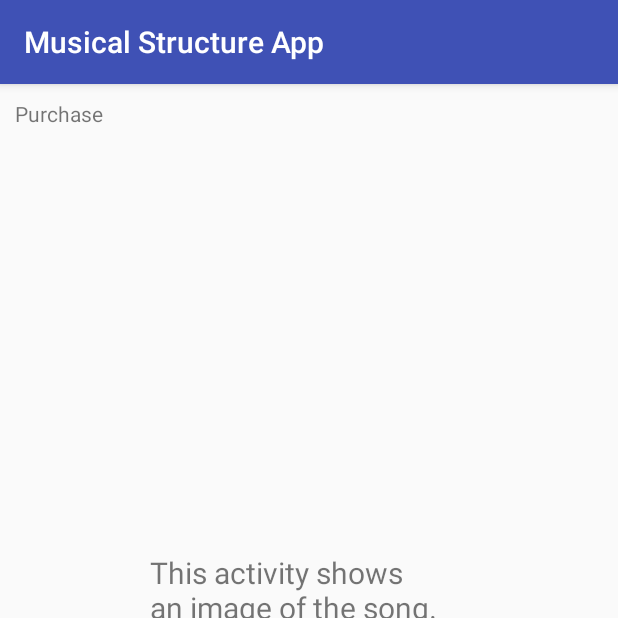
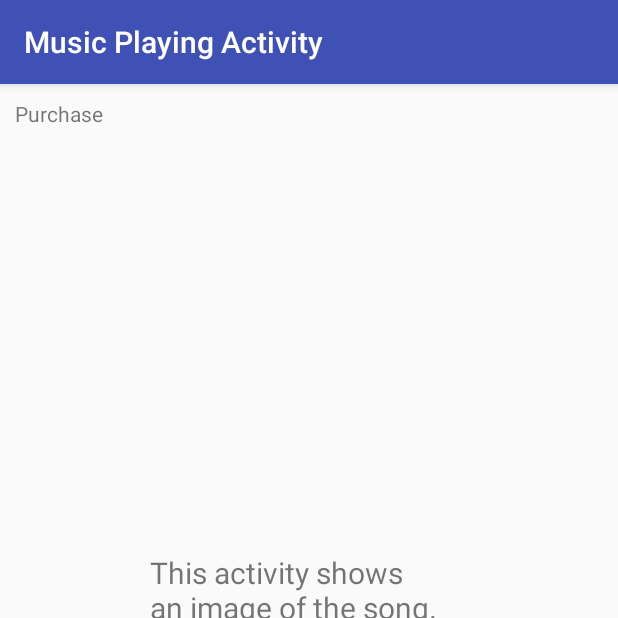
Before and after one commit to vearak-thach/MusicalStructureApp, an Android app: the MusicPlayingActivity screen opened directly, with no data from a screen before it, on a phone screen of 412 x 824 dp, the top half of it. Run offline under Robolectric (Android 15) with nearby library versions, the phone set to English and light mode, and no system bars.

Commit message:
Second Commit

```diff
--- a/app/src/main/AndroidManifest.xml
+++ b/app/src/main/AndroidManifest.xml
@@ -29,8 +29,10 @@
             android:label="@string/FeelingLuckyActivity" />
         <activity
             android:name=".MyMusicActivity"
-            android:label="My Music"/>
-        <activity android:name=".MusicPlayingActivity"></activity>
+            android:label="My Music" />
+        <activity android:name=".MusicPlayingActivity"
+            android:label="Music Playing Activity"/>
+        <activity android:name=".Payment_Activity"></activity>
     </application>
 
 </manifest>
--- a/app/src/main/java/com/example/android/musicalstructureapp/MusicPlayingActivity.java
+++ b/app/src/main/java/com/example/android/musicalstructureapp/MusicPlayingActivity.java
@@ -1,7 +1,10 @@
 package com.example.android.musicalstructureapp;
 
+import android.content.Intent;
 import android.support.v7.app.AppCompatActivity;
 import android.os.Bundle;
+import android.view.View;
+import android.widget.TextView;
 
 public class MusicPlayingActivity extends AppCompatActivity {
 
@@ -9,5 +12,15 @@ public class MusicPlayingActivity extends AppCompatActivity {
     protected void onCreate(Bundle savedInstanceState) {
         super.onCreate(savedInstanceState);
         setContentView(R.layout.activity_music_playing);
+
+        TextView Purhcase = (TextView) findViewById(R.id.Purchase);
+
+        Purhcase.setOnClickListener(new View.OnClickListener() {
+            @Override
+            public void onClick(View v) {
+                Intent PaymentIntent = new Intent(MusicPlayingActivity.this, Payment_Activity.class);
+                startActivity(PaymentIntent);
+            }
+        });
     }
 }
--- a/app/src/main/res/layout/activity_music_playing.xml
+++ b/app/src/main/res/layout/activity_music_playing.xml
@@ -10,10 +10,11 @@
     tools:context="com.example.android.musicalstructureapp.MusicPlayingActivity">
 
     <TextView
+        android:id="@+id/Purchase"
         android:layout_width="match_parent"
         android:layout_height="wrap_content"
         android:padding="10dp"
-        android:text="Purchase" />
+        android:text="@string/Purchase" />
 
     <LinearLayout
         android:layout_width="match_parent"
--- a/app/src/main/res/values/strings.xml
+++ b/app/src/main/res/values/strings.xml
@@ -13,4 +13,6 @@
     <string name="String3">3. Song</string>
     <string name="String4">4. Song</string>
     <string name="String5">5. Song</string>
+    <string name="Purchase">Purchase</string>
+    <string name="API_Description">In this activity the user can pay a song by tapping on the \'Purchase\' button in the previous activity. To pay for the song, I will implement the Android WalletFragment class.</string>
 </resources>
--- a/build.gradle
+++ b/build.gradle
@@ -5,7 +5,7 @@ buildscript {
         jcenter()
     }
     dependencies {
-        classpath 'com.android.tools.build:gradle:2.3.1'
+        classpath 'com.android.tools.build:gradle:2.3.3'
 
         // NOTE: Do not place your application dependencies here; they belong
         // in the individual module build.gradle files
```
Also changed, not shown: app/src/main/java/com/example/android/musicalstructureapp/Payment_Activity.java (added, +14 -0 lines), app/src/main/res/layout/activity_payment_.xml (added, +14 -0 lines).
